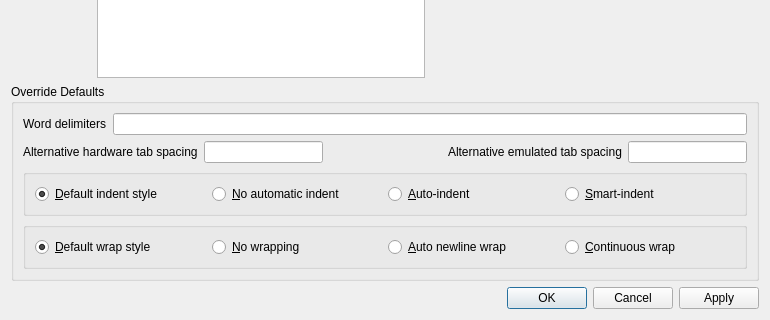
First picture: the form in source/ui/DialogLanguageModes.ui, repository eteran/nedit-ng, before the edit; both pictures show x 0 to 770 and y 318 to 638 of the 770 by 638 pixel window.
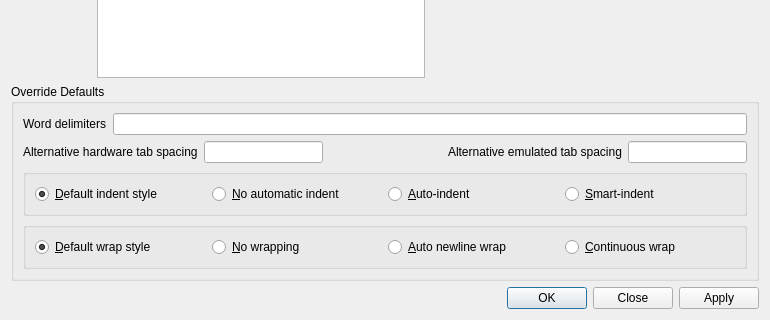
Second picture: the form after the edit. Icons and pictures are not drawn.

```diff
--- a/source/ui/DialogLanguageModes.ui
+++ b/source/ui/DialogLanguageModes.ui
@@ -312,7 +312,7 @@
       <enum>Qt::Horizontal</enum>
      </property>
      <property name="standardButtons">
-      <set>QDialogButtonBox::Apply|QDialogButtonBox::Cancel|QDialogButtonBox::Ok</set>
+      <set>QDialogButtonBox::Apply|QDialogButtonBox::Close|QDialogButtonBox::Ok</set>
      </property>
     </widget>
    </item>
```
Left out of the diff: 16 changed lines with no effect on the pictures.
